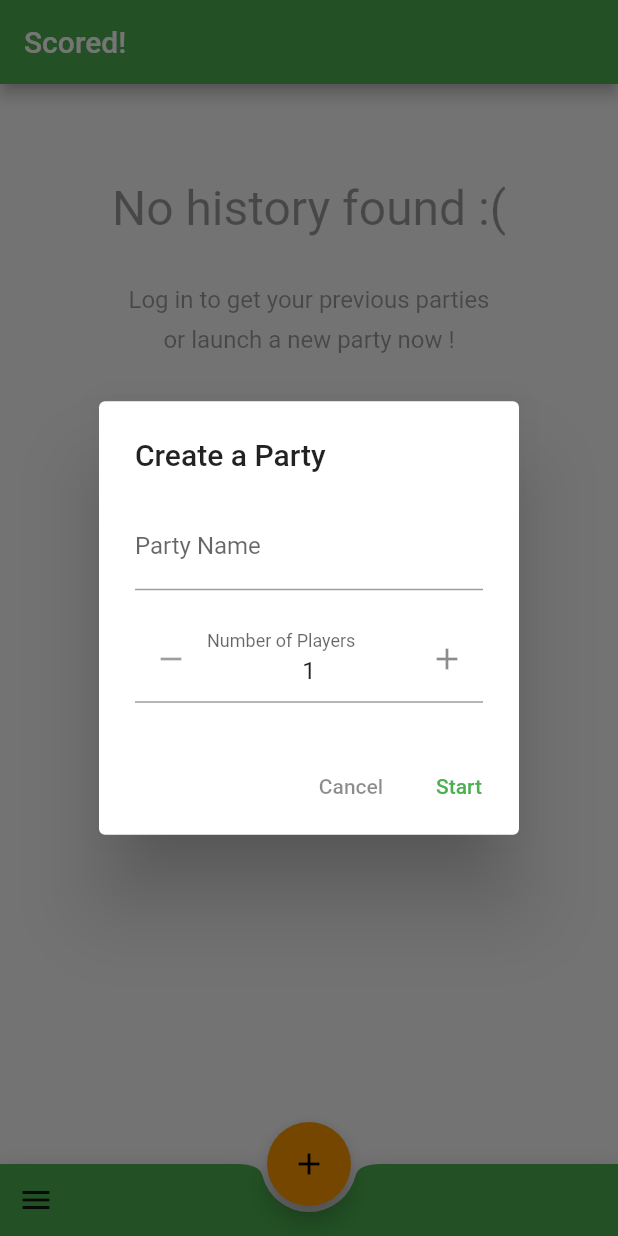
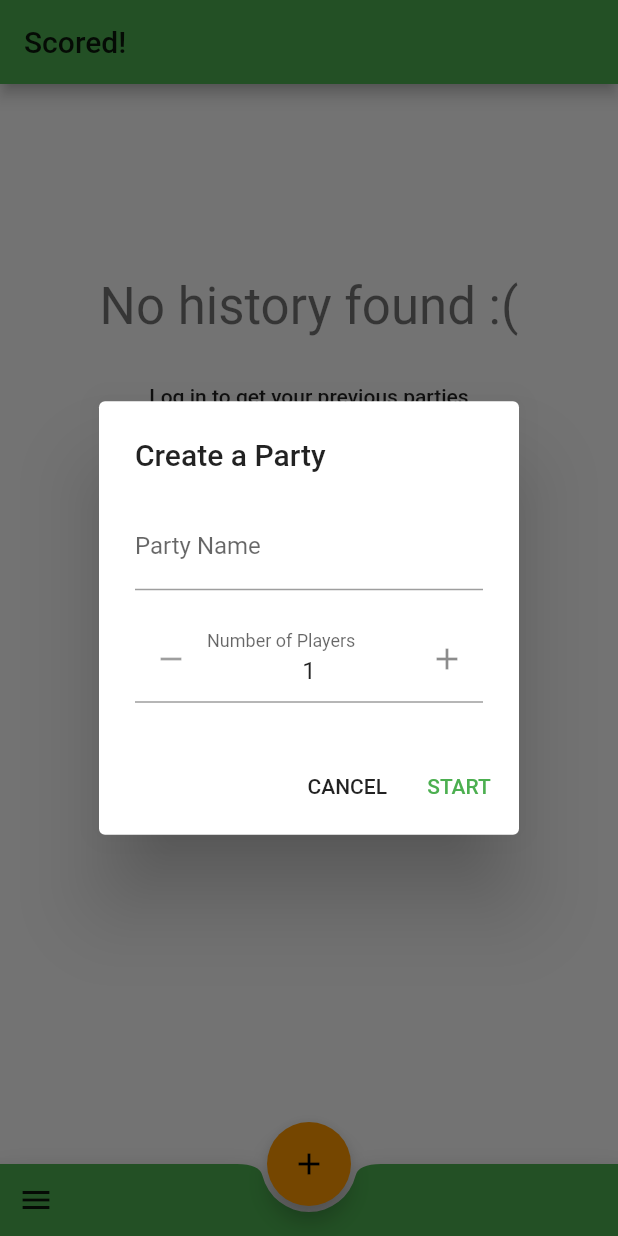
Before and after one commit to TotemaT/Scored_, a Flutter app: the screen it shows after launch, after a tap on the "add" icon, on a phone screen of 412 x 824 dp. Run offline on Flutter 3.47's test engine with Material 2 defaults, Android fonts, the phone set to English and light mode, and no system bars; drawn by our look-alikes of flutter_spinbox; our stand-ins replace flutter_svg, shared_preferences.

Commit message:
Tweak theme

```diff
--- a/lib/theme.dart
+++ b/lib/theme.dart
@@ -3,11 +3,13 @@ import 'package:flutter/material.dart';
 final ThemeData scoredTheme = ThemeData(
   primarySwatch: Colors.green,
   brightness: Brightness.light,
-  accentColor: const Color(0xffff9800),
+  accentColor: Colors.orange,
+  primaryTextTheme: Typography.material2018().black
 );
 
 final ThemeData scoredThemeDark = ThemeData(
   primarySwatch: Colors.green,
   brightness: Brightness.dark,
-  accentColor: const Color(0xffff9800),
+  accentColor: Colors.orange,
+  primaryTextTheme: Typography.material2018().white
 );
--- a/lib/ui/pages/history_page.dart
+++ b/lib/ui/pages/history_page.dart
@@ -47,13 +47,16 @@ class HistoryPage extends StatelessWidget {
               title: Text('Create a Party'),
               actions: <Widget>[
                 TextButton(
-                  child: const Text('Cancel', style: TextStyle(color: Colors.black45),),
+                  child: Text(
+                    'CANCEL',
+                    style: Theme.of(context).textTheme.button,
+                  ),
                   onPressed: () {
                     Navigator.of(context).pop();
                   },
                 ),
                 TextButton(
-                  child: const Text('Start'),
+                  child: const Text('START'),
                   onPressed: () {
                     if (_formKey.currentState?.validate() == true) {
 //                      Navigator.of(context).pop();
--- a/lib/ui/widgets/no_history.dart
+++ b/lib/ui/widgets/no_history.dart
@@ -10,25 +10,31 @@ class NoHistory extends StatelessWidget {
       child: Column(
         children: [
           Padding(
-            padding: EdgeInsets.only(top: 64),
+            padding: EdgeInsets.only(top: 128),
             child: Text(
               'No history found :(',
-              style: TextStyle(fontSize: 32, color: Colors.black38),
+              style: Theme.of(context).textTheme.headline4,
             ),
           ),
           Padding(
-              padding: EdgeInsets.only(top: 32, bottom: 8),
-              child: Text('Log in to get your previous parties',
-                  style: TextStyle(fontSize: 16, color: Colors.black38))),
+            padding: EdgeInsets.only(top: 32, bottom: 8),
+            child: Text(
+              'Log in to get your previous parties',
+              style: Theme.of(context).textTheme.bodyText1,
+            )
+          ),
           Padding(
-              padding: EdgeInsets.only(bottom: 64),
-              child: Text('or launch a new party now !',
-                  style: TextStyle(fontSize: 16, color: Colors.black38))),
+            padding: EdgeInsets.only(bottom: 64),
+            child: Text(
+              'or launch a new party now !',
+              style: Theme.of(context).textTheme.bodyText1,
+            )
+          ),
           SvgPicture.asset(
             'assets/arrow_down.svg',
             semanticsLabel: 'Arrow pointing to the create party button',
             height: 32,
-            color: Colors.black38,
+            color: Theme.of(context).textTheme.bodyText1?.color,
           )
         ],
       ),
```
